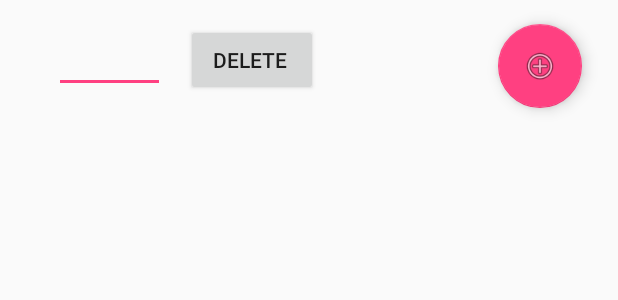
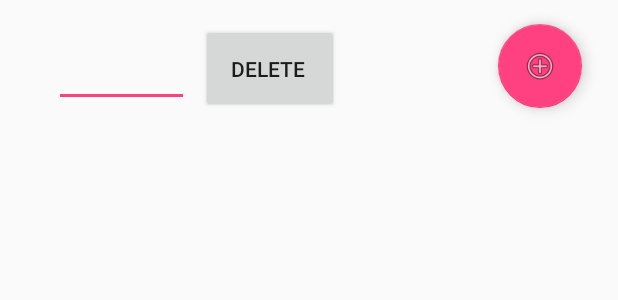
Before and after one commit to mesh3l-966/LocationAlarm2, an Android app: the layout activity_main.xml on its own in the app's theme, with its tools: preview values and no code run, on a phone screen of 412 x 824 dp. Shown: the top 300 px of the screen. Run offline under Robolectric (Android 15) with nearby library versions, the phone set to English and light mode, and no system bars.

Commit message:
* bug fix (the layout moves up when the keyboard appear) * refresh the list when click on delete button

```diff
--- a/app/src/main/res/layout/activity_main.xml
+++ b/app/src/main/res/layout/activity_main.xml
@@ -9,15 +9,16 @@
     <ListView
         android:id="@+id/android:list"
         android:layout_width="368dp"
-        android:layout_height="422dp"
+        android:layout_height="427dp"
         android:layout_marginBottom="8dp"
         android:layout_marginEnd="8dp"
+        android:layout_marginRight="8dp"
         android:layout_marginTop="8dp"
         app:layout_constraintBottom_toBottomOf="parent"
         app:layout_constraintEnd_toEndOf="parent"
         app:layout_constraintHorizontal_bias="1.0"
         app:layout_constraintStart_toStartOf="parent"
-        app:layout_constraintTop_toTopOf="parent"
+        app:layout_constraintTop_toBottomOf="@+id/delBtn"
         app:layout_constraintVertical_bias="0.89" />
 
     <android.support.design.widget.FloatingActionButton
@@ -25,6 +26,8 @@
         android:layout_width="wrap_content"
         android:layout_height="wrap_content"
         android:layout_marginEnd="24dp"
+        android:layout_marginRight="8dp"
+
         android:layout_marginTop="16dp"
         android:clickable="true"
         app:layout_constraintEnd_toEndOf="parent"
@@ -33,20 +36,24 @@
 
     <Button
         android:id="@+id/delBtn"
-        android:layout_width="wrap_content"
-        android:layout_height="wrap_content"
-        android:layout_marginStart="124dp"
+        android:layout_width="92dp"
+        android:layout_height="59dp"
+        android:layout_marginStart="8dp"
+        android:layout_marginLeft="8dp"
+
         android:layout_marginTop="16dp"
         android:text="Delete "
         android:visibility="visible"
-        app:layout_constraintStart_toStartOf="parent"
+        app:layout_constraintStart_toEndOf="@+id/editText"
         app:layout_constraintTop_toTopOf="parent" />
 
     <EditText
         android:id="@+id/editText"
-        android:layout_width="74dp"
-        android:layout_height="34dp"
+        android:layout_width="90dp"
+        android:layout_height="43dp"
         android:layout_marginStart="36dp"
+        android:layout_marginLeft="8dp"
+
         android:layout_marginTop="28dp"
         android:ems="10"
         android:inputType="textPersonName"
```
Also changed, not shown: app/src/main/java/com/example/asus_pc/locationalarm2/MainActivity.java (+14 -4 lines).
